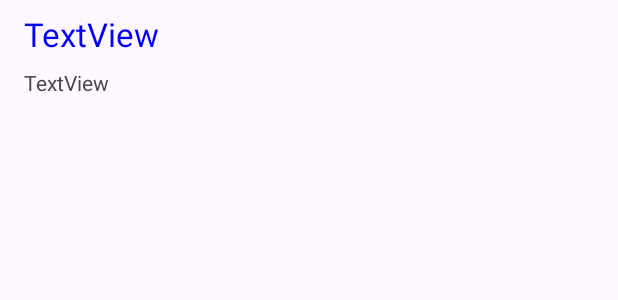
After one commit to rockbeatspaper7/MOBILE-APP-CH-PROJECT, an Android app: the layout list_item.xml on its own in the app's theme, with its tools: preview values and no code run, on a phone screen of 412 x 824 dp. The commit adds this screen. Shown: the top 300 px of the screen. Run offline under Robolectric (Android 15) with nearby library versions, the light colour scheme and no system bars.

Commit message:
added a new item view and fixed the birthday stuff so that it's using a calendar data type

```diff
--- a/app/src/main/java/com/example/mycontactlist/MainActivity.java
+++ b/app/src/main/java/com/example/mycontactlist/MainActivity.java
@@ -115,7 +115,7 @@ public class MainActivity extends AppCompatActivity implements com.example.mycon
     public void didFinishDatePickerDialog(Calendar selectedTime) {
         TextView birthDay = findViewById(R.id.textBirthday);
         birthDay.setText(DateFormat.format("MM/dd/yyyy", selectedTime));
-        currentContact.setBirthday(selectedTime.toString());
+        currentContact.setBirthday(selectedTime);
     }
 
     private void initChangeDateButton() {
--- /dev/null
+++ b/app/src/main/res/layout/list_item.xml
@@ -0,0 +1,46 @@
+<?xml version="1.0" encoding="utf-8"?>
+<androidx.constraintlayout.widget.ConstraintLayout xmlns:android="http://schemas.android.com/apk/res/android"
+    xmlns:app="http://schemas.android.com/apk/res-auto"
+    xmlns:tools="http://schemas.android.com/tools"
+    android:layout_width="match_parent"
+    android:layout_height="wrap_content">
+
+    <TextView
+        android:id="@+id/textContactName"
+        android:layout_width="wrap_content"
+        android:layout_height="wrap_content"
+        android:layout_marginStart="16dp"
+        android:layout_marginTop="8dp"
+        android:text="TextView"
+        android:textColor="@color/system_blue"
+        android:textSize="@dimen/text_size_large"
+        app:layout_constraintStart_toStartOf="parent"
+        app:layout_constraintTop_toTopOf="parent" />
+
+    <TextView
+        android:id="@+id/textPhoneNumber"
+        android:layout_width="wrap_content"
+        android:layout_height="wrap_content"
+        android:layout_marginStart="16dp"
+        android:layout_marginTop="8dp"
+        android:layout_marginBottom="8dp"
+        android:text="TextView"
+        app:layout_constraintBottom_toBottomOf="parent"
+        app:layout_constraintStart_toStartOf="parent"
+        app:layout_constraintTop_toBottomOf="@+id/textContactName" />
+
+    <Button
+        android:id="@+id/buttonDeleteContact"
+        android:layout_width="wrap_content"
+        android:layout_height="wrap_content"
+        android:layout_marginTop="8dp"
+        android:layout_marginEnd="16dp"
+        android:layout_marginBottom="8dp"
+        android:background="@color/system_transparent"
+        android:text="DELETE"
+        android:textColor="@color/system_red"
+        app:layout_constraintBottom_toBottomOf="parent"
+        app:layout_constraintEnd_toEndOf="parent"
+        app:layout_constraintTop_toTopOf="parent"
+        tools:visibility="invisible" />
+</androidx.constraintlayout.widget.ConstraintLayout>
--- a/app/src/main/res/values/colors.xml
+++ b/app/src/main/res/values/colors.xml
@@ -5,4 +5,7 @@
     <color name="navbar_background">#1a1a48</color>
     <color name="colorPrimary">#3F51B5</color>
     <color name="colorAccent">#FF4081</color>
+    <color name="system_red">#ff0000</color>
+    <color name="system_transparent">#00000000</color>
+    <color name="system_blue">#0000ff</color>
 </resources>
--- /dev/null
+++ b/app/src/main/res/values/dimens.xml
@@ -0,0 +1,6 @@
+<?xml version="1.0" encoding="utf-8"?>
+<resources>
+    <dimen name="text_size_small">14sp</dimen>
+    <dimen name="text_size_medium">18sp</dimen>
+    <dimen name="text_size_large">22sp</dimen>
+</resources>
```
Also changed, not shown: app/src/main/java/com/example/mycontactlist/Contact.java (+5 -5 lines), app/src/main/java/com/example/mycontactlist/ContactDataSource.java (+37 -2 lines).
